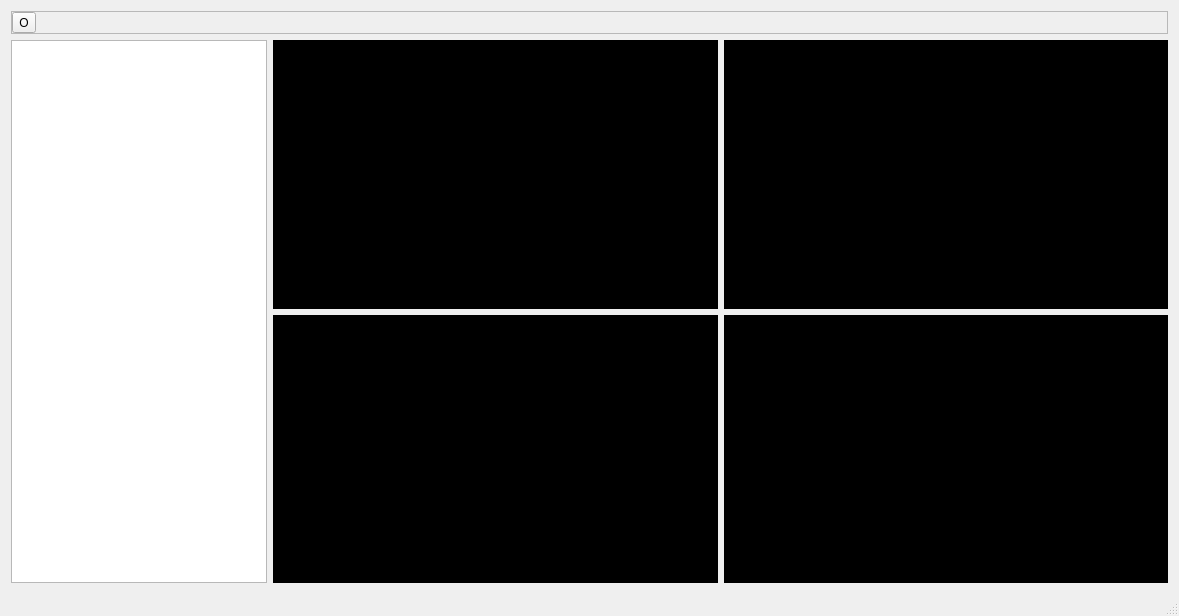
Above: mainwindow.ui from zhaohuarong/AVBrowser before the change. Below: the same form after it.
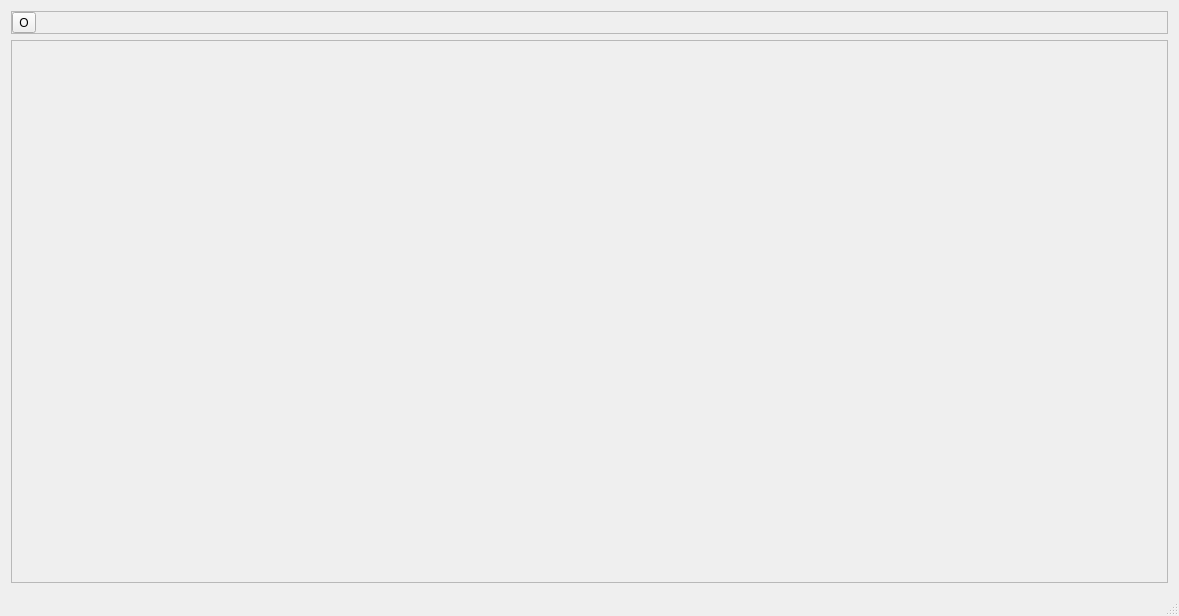
That is the form after the change. Icons and pictures are not drawn.

Commit message: 修改主界面显示方式（模仿网页形式）

What changed in the file:
```diff
--- a/mainwindow.ui
+++ b/mainwindow.ui
@@ -14,8 +14,8 @@
    <string>MainWindow</string>
   </property>
   <widget class="QWidget" name="centralWidget">
-   <layout class="QGridLayout" name="gridLayout_2">
-    <item row="0" column="0" colspan="2">
+   <layout class="QVBoxLayout" name="verticalLayout">
+    <item>
      <widget class="QFrame" name="buttonFram">
       <property name="frameShape">
        <enum>QFrame::StyledPanel</enum>
@@ -69,102 +69,22 @@
       </layout>
      </widget>
     </item>
-    <item row="1" column="0">
-     <widget class="QListWidget" name="lstFileName">
-      <property name="sizePolicy">
-       <sizepolicy hsizetype="Fixed" vsizetype="Expanding">
-        <horstretch>0</horstretch>
-        <verstretch>0</verstretch>
-       </sizepolicy>
+    <item>
+     <widget class="QScrollArea" name="scrollArea">
+      <property name="widgetResizable">
+       <bool>true</bool>
       </property>
-     </widget>
-    </item>
-    <item row="1" column="1">
-     <widget class="QFrame" name="frame">
-      <property name="sizePolicy">
-       <sizepolicy hsizetype="Expanding" vsizetype="Expanding">
-        <horstretch>0</horstretch>
-        <verstretch>0</verstretch>
-       </sizepolicy>
-      </property>
-      <layout class="QGridLayout" name="gridLayout">
-       <property name="leftMargin">
-        <number>0</number>
+      <widget class="QWidget" name="scrollAreaWidgetContents">
+       <property name="geometry">
+        <rect>
+         <x>0</x>
+         <y>0</y>
+         <width>1159</width>
+         <height>527</height>
+        </rect>
        </property>
-       <property name="topMargin">
-        <number>0</number>
-       </property>
-       <property name="rightMargin">
-        <number>0</number>
-       </property>
-       <property name="bottomMargin">
-        <number>0</number>
-       </property>
-       <item row="0" column="0">
-        <widget class="QLabel" name="label_1">
-         <property name="sizePolicy">
-          <sizepolicy hsizetype="Expanding" vsizetype="Expanding">
-           <horstretch>0</horstretch>
-           <verstretch>0</verstretch>
-          </sizepolicy>
-         </property>
-         <property name="styleSheet">
-          <string notr="true">background-color: rgb(0, 0, 0);</string>
-         </property>
-         <property name="text">
-          <string>TextLabel</string>
-         </property>
-        </widget>
-       </item>
-       <item row="0" column="1">
-        <widget class="QLabel" name="label_2">
-         <property name="sizePolicy">
-          <sizepolicy hsizetype="Expanding" vsizetype="Expanding">
-           <horstretch>0</horstretch>
-           <verstretch>0</verstretch>
-          </sizepolicy>
-         </property>
-         <property name="styleSheet">
-          <string notr="true">background-color: rgb(0, 0, 0);</string>
-         </property>
-         <property name="text">
-          <string>TextLabel</string>
-         </property>
-        </widget>
-       </item>
-       <item row="1" column="0">
-        <widget class="QLabel" name="label_3">
-         <property name="sizePolicy">
-          <sizepolicy hsizetype="Expanding" vsizetype="Expanding">
-           <horstretch>0</horstretch>
-           <verstretch>0</verstretch>
-          </sizepolicy>
-         </property>
-         <property name="styleSheet">
-          <string notr="true">background-color: rgb(0, 0, 0);</string>
-         </property>
-         <property name="text">
-          <string>TextLabel</string>
-         </property>
-        </widget>
-       </item>
-       <item row="1" column="1">
-        <widget class="QLabel" name="label_4">
-         <property name="sizePolicy">
-          <sizepolicy hsizetype="Expanding" vsizetype="Expanding">
-           <horstretch>0</horstretch>
-           <verstretch>0</verstretch>
-          </sizepolicy>
-         </property>
-         <property name="styleSheet">
-          <string notr="true">background-color: rgb(0, 0, 0);</string>
-         </property>
-         <property name="text">
-          <string>TextLabel</string>
-         </property>
-        </widget>
-       </item>
-      </layout>
+       <layout class="QVBoxLayout" name="verticalLayout_2"/>
+      </widget>
      </widget>
     </item>
    </layout>
```
The commit also changes 7 other files.
